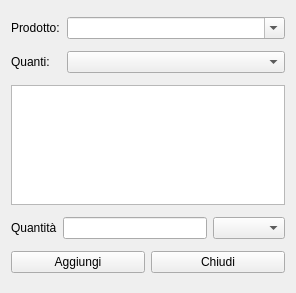
The window that hlastlots.ui (fblabs/hamlet-mod-sancon) describes before a commit, drawn with Qt 5.
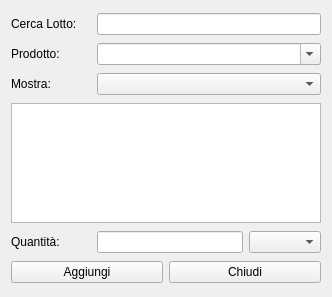
The same window after the commit. Icons and pictures are not drawn.

The edit to the form file:
```diff
--- a/hlastlots.ui
+++ b/hlastlots.ui
@@ -9,21 +9,51 @@
    <rect>
     <x>0</x>
     <y>0</y>
-    <width>296</width>
-    <height>293</height>
+    <width>332</width>
+    <height>297</height>
    </rect>
   </property>
   <property name="windowTitle">
    <string>Aggiungi lotto fuori ricettta</string>
   </property>
   <layout class="QVBoxLayout" name="verticalLayout">
+   <item>
+    <layout class="QHBoxLayout" name="horizontalLayout_5">
+     <item>
+      <widget class="QLabel" name="label_4">
+       <property name="minimumSize">
+        <size>
+         <width>80</width>
+         <height>0</height>
+        </size>
+       </property>
+       <property name="maximumSize">
+        <size>
+         <width>80</width>
+         <height>16777215</height>
+        </size>
+       </property>
+       <property name="text">
+        <string>Cerca Lotto:</string>
+       </property>
+      </widget>
+     </item>
+     <item>
+      <widget class="QLineEdit" name="leSearch">
+       <property name="clearButtonEnabled">
+        <bool>true</bool>
+       </property>
+      </widget>
+     </item>
+    </layout>
+   </item>
    <item>
     <layout class="QHBoxLayout" name="horizontalLayout">
      <item>
       <widget class="QLabel" name="label_2">
        <property name="maximumSize">
         <size>
-         <width>50</width>
+         <width>80</width>
          <height>16777215</height>
         </size>
        </property>
@@ -47,12 +77,12 @@
       <widget class="QLabel" name="label">
        <property name="maximumSize">
         <size>
-         <width>50</width>
+         <width>80</width>
          <height>16777215</height>
         </size>
        </property>
        <property name="text">
-        <string>Quanti:</string>
+        <string>Mostra:</string>
        </property>
       </widget>
      </item>
@@ -89,8 +119,20 @@
     <layout class="QHBoxLayout" name="horizontalLayout_4">
      <item>
       <widget class="QLabel" name="label_3">
+       <property name="minimumSize">
+        <size>
+         <width>80</width>
+         <height>0</height>
+        </size>
+       </property>
+       <property name="maximumSize">
+        <size>
+         <width>80</width>
+         <height>16777215</height>
+        </size>
+       </property>
        <property name="text">
-        <string>Quantità</string>
+        <string>Quantità:</string>
        </property>
       </widget>
      </item>
```
